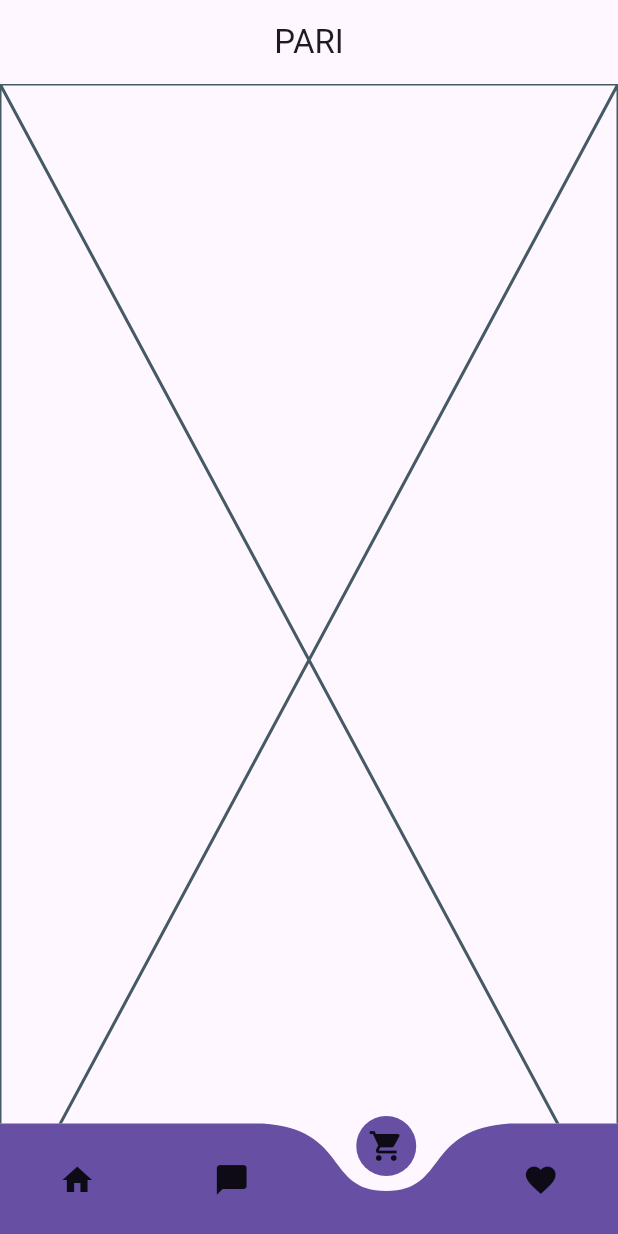
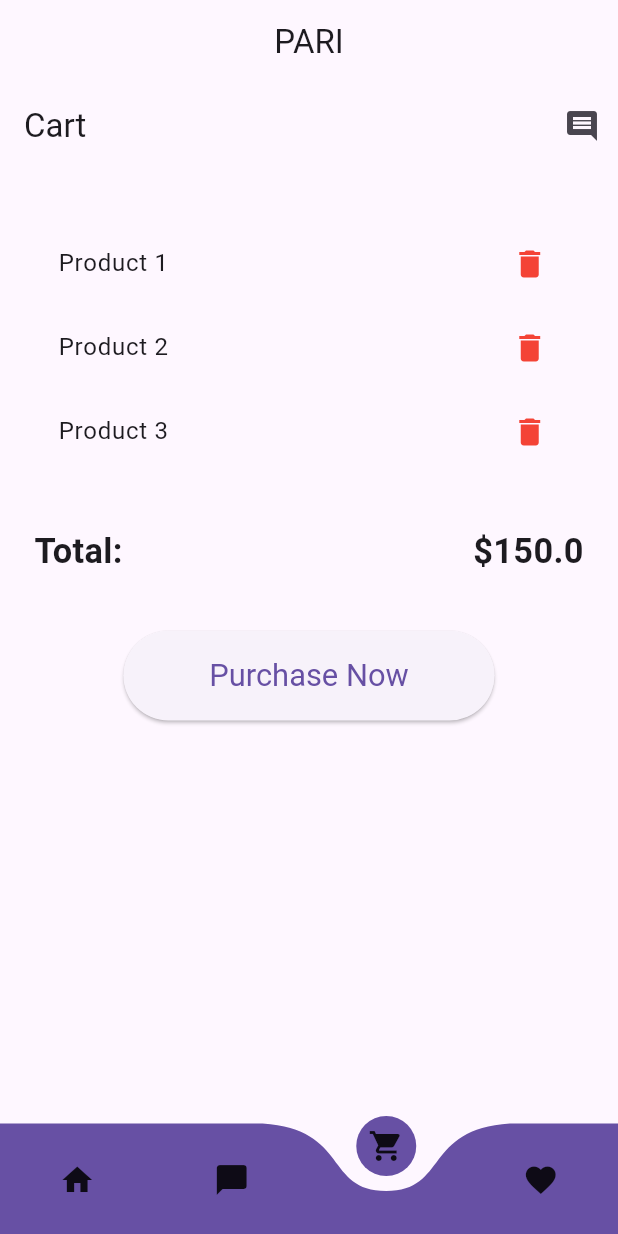
Before and after one commit to ACMHacettepeDevelopers/Pari-gsc, a Flutter app: the screen it shows after launch, item 3 of the bottom bar chosen, on a phone screen of 412 x 824 dp. Run offline on Flutter 3.47's test engine with Material 3 defaults, Android fonts, the phone set to English and light mode, and no system bars; drawn by our look-alikes of curved_navigation_bar; our stand-ins replace carousel_slider, cloud_firestore, firebase_auth, firebase_core, flutter_riverpod, flutter_screenutil and 1 more; accounts and stored records are empty.

Commit message:
cart view, controller and item added

```diff
--- /dev/null
+++ b/lib/controllers/cart_controller.dart
@@ -0,0 +1,48 @@
+import 'package:cloud_firestore/cloud_firestore.dart';
+import 'package:flutter/material.dart';
+import 'package:pari_gsc/models/product_model.dart';
+
+class CartController extends ChangeNotifier {
+  List<ProductModel> products = [];
+  var total = 0.0;
+
+  CartController() {
+    getCartProducts();
+  }
+
+  void onPurchaseNowPressed() {}
+
+  void onDeletePressed(String productId) {}
+
+  void getCartProducts() {
+    products = [
+      ProductModel(
+        productId: '1',
+        productOwner: 'Owner 1',
+        productTitle: 'Product 1',
+        productPhotos: ['photo1.jpg', 'photo2.jpg'],
+        productDescription: 'Description 1',
+        creationDate: Timestamp.now(),
+        lastUpdateDate: Timestamp.now(),
+        interestedUsers: ['user1', 'user2'],
+      ),
+      ProductModel(
+        productId: '2',
+        productOwner: 'Owner 2',
+        productTitle: 'Product 2',
+        productPhotos: ['photo3.jpg', 'photo4.jpg'],
+        productDescription: 'Description 2',
+        creationDate: Timestamp.now(),
+        lastUpdateDate: Timestamp.now(),
+        interestedUsers: ['user3', 'user4'],
+      ),
+    ];
+
+    total = products.fold<double>(
+      0,
+      (p, c) => p + c.productPhotos.length * 10,
+    );
+
+    notifyListeners();
+  }
+}
--- /dev/null
+++ b/lib/providers/cart_controller_provider.dart
@@ -0,0 +1,6 @@
+import 'package:pari_gsc/controllers/cart_controller.dart';
+import 'package:flutter_riverpod/flutter_riverpod.dart';
+
+final cartControllerProvider = ChangeNotifierProvider<CartController>((ref) {
+  return CartController();
+});
--- a/lib/views/cart_view.dart
+++ b/lib/views/cart_view.dart
@@ -1,15 +1,71 @@
 import 'package:flutter/material.dart';
+import 'package:flutter_screenutil/flutter_screenutil.dart';
 
-class CartView extends StatefulWidget {
-  const CartView({super.key});
+class CartView extends StatelessWidget {
+  const CartView({Key? key}) : super(key: key);
 
   @override
-  State<CartView> createState() => _CartViewState();
-}
+  Widget build(BuildContext context) {
+    final List<String> cartItems = ['Product 1', 'Product 2', 'Product 3'];
+    final double total = 150.00;
 
-class _CartViewState extends State<CartView> {
-  @override
-  Widget build(BuildContext context) {
-    return const Placeholder();
+    return Scaffold(
+      appBar: AppBar(
+        title: Text('Cart'),
+        actions: [
+          IconButton(
+            icon: Icon(Icons.comment),
+            onPressed: () {
+              //TODO view comments
+            },
+          ),
+        ],
+      ),
+      body: Padding(
+        padding: EdgeInsets.symmetric(horizontal: 20.w),
+        child: ListView(
+          children: [
+            SizedBox(height: 30.h),
+            ...cartItems.map((item) => ListTile(
+                  title: Text(item),
+                  trailing: Icon(Icons.delete, color: Colors.red),
+                  onTap: () {
+                    // Action to remove item from cart
+                  },
+                )),
+            SizedBox(height: 30.h),
+            Row(
+              mainAxisAlignment: MainAxisAlignment.spaceBetween,
+              children: [
+                Text('Total:',
+                    style: TextStyle(
+                        fontSize: 20.sp, fontWeight: FontWeight.bold)),
+                Text('\$$total',
+                    style: TextStyle(
+                        fontSize: 20.sp, fontWeight: FontWeight.bold)),
+              ],
+            ),
+            SizedBox(height: 30.h),
+            Center(
+              child: ElevatedButton(
+                onPressed: () {
+                  //TODO purchase logic
+                },
+                child: Text('Purchase Now'),
+                style: ElevatedButton.styleFrom(
+                  padding:
+                      EdgeInsets.symmetric(horizontal: 50.w, vertical: 15.h),
+                  textStyle: TextStyle(fontSize: 18.sp),
+                ),
+              ),
+            ),
+          ],
+        ),
+      ),
+      floatingActionButton: FloatingActionButton(
+        onPressed: () {},
+        child: Icon(Icons.add_shopping_cart),
+      ),
+    );
   }
 }
--- a/lib/views/product_view.dart
+++ b/lib/views/product_view.dart
@@ -111,7 +111,7 @@ class _ProductDetailViewState extends State<ProductDetailView> {
       ),
       floatingActionButton: FloatingActionButton(
         onPressed: () {
-          // Implement your add-to-cart logic here
+          // TODO add-to-cart logic here
         },
         child: Icon(Icons.shopping_basket),
       ),
--- a/pubspec.yaml
+++ b/pubspec.yaml
@@ -53,6 +53,7 @@ dependencies:
   flutter_animate:
   carousel_slider: ^4.2.1
   intl: ^0.19.0
+  provider: ^6.1.1
 
 dev_dependencies:
   flutter_test:
```
Also changed, not shown: lib/main.dart (+6 -1 lines), lib/widgets/cart_item.dart (added, +85 -0 lines), pubspec.lock.
